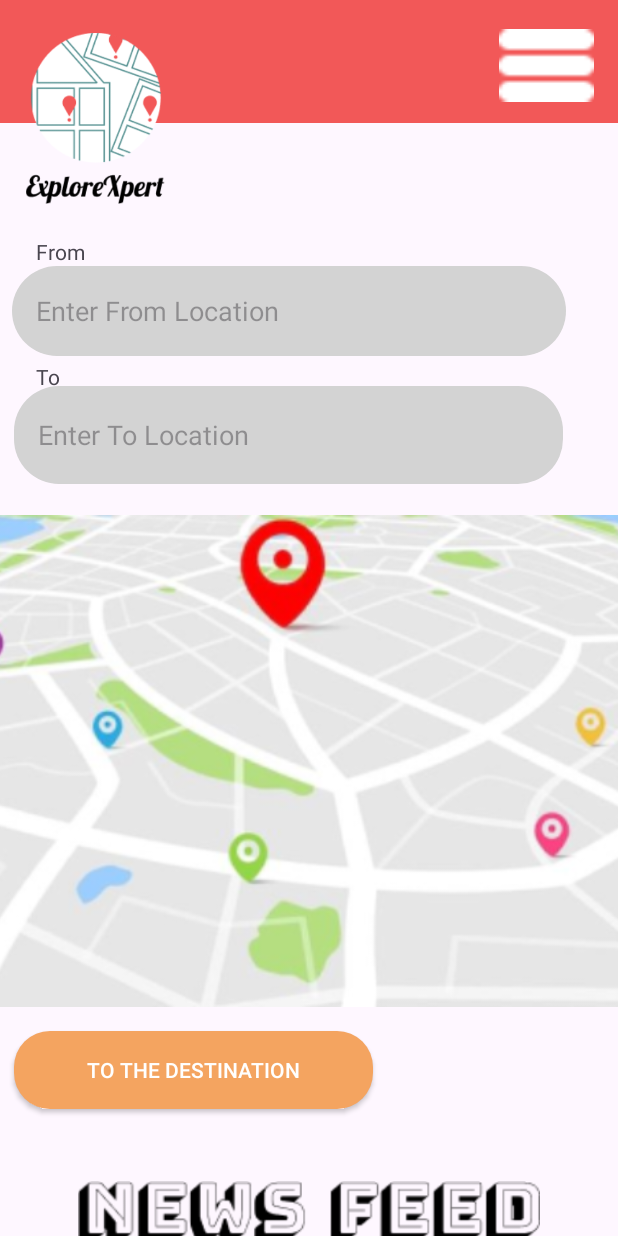
After one commit to JJLeViness/ExploreXpert, an Android app: the homescreen_activity screen opened directly, with no data from a screen before it, on a phone screen of 412 x 824 dp. The commit adds this screen. Run offline under Robolectric (Android 15) with nearby library versions, the phone set to English and light mode, and no system bars.

Commit message:
Splash Screen and Main Screen UI 8/10

```diff
--- a/app/src/main/AndroidManifest.xml
+++ b/app/src/main/AndroidManifest.xml
@@ -5,8 +5,7 @@
     <uses-feature
         android:name="android.hardware.camera"
         android:required="false" />
-
-    <uses-permission android:name="android.permission.INTERNET" />
+    '   <uses-permission android:name="android.permission.INTERNET" />
     <uses-permission android:name="android.permission.ACCESS_FINE_LOCATION" />
     <uses-permission android:name="android.permission.ACCESS_COARSE_LOCATION" />
     <uses-permission android:name="android.permission.CAMERA" />
@@ -23,6 +22,20 @@
         android:supportsRtl="true"
         android:theme="@style/Theme.ExploreXpert"
         tools:targetApi="31">
+
+        <activity android:name=".homescreen_activity"/>
+
+
+        <activity
+            android:name=".splashscreen_activity"
+            android:exported="true"
+            android:theme="@style/Theme.ExploreXpert"> <!-- Use appropriate theme -->
+            <intent-filter>
+                <action android:name="android.intent.action.MAIN" />
+                <category android:name="android.intent.category.LAUNCHER" />
+            </intent-filter>
+        </activity>
+
         <activity
             android:name=".profile_Activity"
             android:exported="false" />
--- /dev/null
+++ b/app/src/main/java/com/leviness/explorexpert/homescreen_activity.java
@@ -0,0 +1,13 @@
+package com.leviness.explorexpert;
+
+import android.os.Bundle;
+import androidx.appcompat.app.AppCompatActivity;
+
+public class homescreen_activity extends AppCompatActivity {
+
+    @Override
+    protected void onCreate(Bundle savedInstanceState) {
+        super.onCreate(savedInstanceState);
+        setContentView(R.layout.activity_homescreen);
+    }
+}
--- /dev/null
+++ b/app/src/main/java/com/leviness/explorexpert/splashscreen_activity.java
@@ -0,0 +1,27 @@
+package com.leviness.explorexpert;
+
+import android.content.Intent;
+import android.os.Bundle;
+import android.view.View;
+import android.widget.ImageView;
+import androidx.appcompat.app.AppCompatActivity;
+
+public class splashscreen_activity extends AppCompatActivity {
+
+    @Override
+    protected void onCreate(Bundle savedInstanceState) {
+        super.onCreate(savedInstanceState);
+        setContentView(R.layout.activity_splashscreen);
+
+        ImageView logoImageView = findViewById(R.id.logoImage);
+
+        logoImageView.setOnClickListener(new View.OnClickListener() {
+            @Override
+            public void onClick(View v) {
+                Intent intent = new Intent(splashscreen_activity.this, homescreen_activity.class);
+                startActivity(intent);
+                finish(); // Finish the splash screen activity
+            }
+        });
+    }
+}
--- /dev/null
+++ b/app/src/main/res/drawable/rounded_button.xml
@@ -0,0 +1,4 @@
+<shape xmlns:android="http://schemas.android.com/apk/res/android">
+    <solid android:color="#F4A460"/>
+    <corners android:radius="24dp"/>
+</shape>
--- /dev/null
+++ b/app/src/main/res/drawable/textbox.xml
@@ -0,0 +1,13 @@
+<?xml version="1.0" encoding="utf-8"?>
+<shape xmlns:android="http://schemas.android.com/apk/res/android"
+    android:shape="rectangle">
+
+    <solid android:color="#D3D3D3" />
+
+    <corners android:radius="30dp" />
+    <padding
+        android:left="16dp"
+        android:top="12dp"
+        android:right="16dp"
+        android:bottom="12dp" />
+</shape>
--- /dev/null
+++ b/app/src/main/res/layout/activity_homescreen.xml
@@ -0,0 +1,133 @@
+<androidx.constraintlayout.widget.ConstraintLayout
+    xmlns:android="http://schemas.android.com/apk/res/android"
+    xmlns:app="http://schemas.android.com/apk/res-auto"
+    xmlns:tools="http://schemas.android.com/tools"
+    android:layout_width="match_parent"
+    android:layout_height="match_parent">
+
+    <!-- Banner -->
+    <LinearLayout
+        android:id="@+id/banner"
+        android:layout_width="496dp"
+        android:layout_height="82dp"
+        android:background="#F25858"
+        android:orientation="horizontal"
+        app:layout_constraintEnd_toEndOf="parent"
+        app:layout_constraintStart_toStartOf="parent"
+        app:layout_constraintTop_toTopOf="parent">
+    </LinearLayout>
+
+    <!-- Map Placeholder -->
+    <ImageView
+        android:id="@+id/map"
+        android:layout_width="747dp"
+        android:layout_height="328dp"
+        android:contentDescription="@string/map_desc"
+        android:src="@drawable/map"
+        app:layout_constraintBottom_toTopOf="@id/newsFeed"
+        app:layout_constraintEnd_toEndOf="parent"
+        app:layout_constraintHorizontal_bias="0.498"
+        app:layout_constraintStart_toStartOf="parent"
+        app:layout_constraintTop_toBottomOf="@id/toSearch"
+        app:layout_constraintVertical_bias="0.153" />
+
+    <!-- Search Labels and Boxes -->
+    <TextView
+        android:id="@+id/fromLabel"
+        android:layout_width="wrap_content"
+        android:layout_height="wrap_content"
+        android:layout_marginTop="76dp"
+        android:text="From"
+        app:layout_constraintStart_toStartOf="@+id/toLabel"
+        app:layout_constraintTop_toBottomOf="@id/banner" />
+
+    <EditText
+        android:id="@+id/toSearch"
+        android:layout_width="366dp"
+        android:layout_height="65dp"
+        android:layout_marginTop="20dp"
+        android:background="@drawable/textbox"
+        android:hint="Enter To Location"
+        app:layout_constraintEnd_toEndOf="parent"
+        app:layout_constraintHorizontal_bias="0.029"
+        app:layout_constraintStart_toStartOf="@+id/fromSearch"
+        app:layout_constraintTop_toBottomOf="@id/fromSearch" />
+
+    <TextView
+        android:id="@+id/toLabel"
+        android:layout_width="wrap_content"
+        android:layout_height="wrap_content"
+        android:layout_marginStart="24dp"
+        android:layout_marginTop="4dp"
+        android:text="To"
+        app:layout_constraintStart_toStartOf="parent"
+        app:layout_constraintTop_toBottomOf="@id/fromSearch" />
+
+    <EditText
+        android:id="@+id/fromSearch"
+        android:layout_width="369dp"
+        android:layout_height="60dp"
+        android:background="@drawable/textbox"
+        android:hint="Enter From Location"
+        app:layout_constraintEnd_toEndOf="parent"
+        app:layout_constraintHorizontal_bias="0.181"
+        app:layout_constraintStart_toStartOf="parent"
+        app:layout_constraintTop_toBottomOf="@id/fromLabel" />
+
+
+    <!-- Button for Navigation -->
+    <androidx.appcompat.widget.AppCompatButton
+        android:id="@+id/navigateButton"
+        android:layout_width="239dp"
+        android:layout_height="52dp"
+        android:layout_gravity="center"
+        android:layout_marginTop="16dp"
+        android:background="@drawable/rounded_button"
+        android:padding="1dp"
+        android:text="To the Destination"
+        android:textColor="#FFFFFF"
+        app:layout_constraintEnd_toEndOf="parent"
+        app:layout_constraintHorizontal_bias="0.0"
+        app:layout_constraintStart_toStartOf="@+id/toSearch"
+        app:layout_constraintTop_toBottomOf="@id/map" />
+
+    <!-- News Feed -->
+    <ImageView
+        android:id="@+id/newsFeed"
+        android:layout_width="336dp"
+        android:layout_height="41dp"
+        android:layout_marginTop="48dp"
+        android:adjustViewBounds="true"
+        android:contentDescription="@string/newsfeed_desc"
+        android:scaleType="fitCenter"
+        android:src="@drawable/newsfeed"
+        app:layout_constraintEnd_toEndOf="parent"
+        app:layout_constraintStart_toStartOf="parent"
+        app:layout_constraintTop_toBottomOf="@id/navigateButton" />
+
+    <ImageView
+        android:id="@+id/bannerLogo"
+        android:layout_width="127dp"
+        android:layout_height="114dp"
+        android:layout_gravity="center_vertical"
+        android:contentDescription="@string/logo_desc"
+        android:src="@drawable/logo"
+        app:layout_constraintBottom_toTopOf="@+id/fromLabel"
+        app:layout_constraintStart_toStartOf="parent"
+        app:layout_constraintTop_toTopOf="parent" />
+
+    <ImageView
+        android:id="@+id/menuButton"
+        android:layout_width="63dp"
+        android:layout_height="55dp"
+        android:layout_marginTop="16dp"
+        android:layout_marginEnd="16dp"
+        android:clickable="true"
+        android:contentDescription="@string/menu_button_desc"
+        android:focusable="true"
+        android:src="@drawable/menubutton"
+        app:layout_constraintEnd_toEndOf="parent"
+        app:layout_constraintTop_toTopOf="parent" />
+
+
+</androidx.constraintlayout.widget.ConstraintLayout>
--- /dev/null
+++ b/app/src/main/res/layout/activity_splashscreen.xml
@@ -0,0 +1,22 @@
+<?xml version="1.0" encoding="utf-8"?>
+<androidx.constraintlayout.widget.ConstraintLayout
+    xmlns:android="http://schemas.android.com/apk/res/android"
+    xmlns:app="http://schemas.android.com/apk/res-auto"
+    xmlns:tools="http://schemas.android.com/tools"
+    android:layout_width="match_parent"
+    android:layout_height="match_parent"
+    android:background="@drawable/splashscreen"
+    >
+
+    <ImageView
+        android:id="@+id/logoImage"
+        android:layout_width="wrap_content"
+        android:layout_height="wrap_content"
+        android:contentDescription="@string/logo_desc"
+        android:src="@drawable/logo"
+        app:layout_constraintBottom_toBottomOf="parent"
+        app:layout_constraintEnd_toEndOf="parent"
+        app:layout_constraintStart_toStartOf="parent"
+        app:layout_constraintTop_toTopOf="parent"
+        app:layout_constraintVertical_bias="0.462" />
+</androidx.constraintlayout.widget.ConstraintLayout>
--- a/app/src/main/res/menu/menu_main.xml
+++ b/app/src/main/res/menu/menu_main.xml
@@ -1,10 +1,8 @@
-<menu xmlns:android="http://schemas.android.com/apk/res/android"
-    xmlns:app="http://schemas.android.com/apk/res-auto"
-    xmlns:tools="http://schemas.android.com/tools"
-    tools:context="com.leviness.explorexpert.MainActivity">
-    <item
-        android:id="@+id/action_settings"
-        android:orderInCategory="100"
-        android:title="@string/action_settings"
-        app:showAsAction="never" />
+<menu xmlns:android="http://schemas.android.com/apk/res/android">
+    <item android:id="@+id/item1" android:title="Item 1"/>
+    <item android:id="@+id/item2" android:title="Item 2"/>
+    <item android:id="@+id/item3" android:title="Item 3"/>
+    <item android:id="@+id/item4" android:title="Item 4"/>
+    <item android:id="@+id/item5" android:title="Item 5"/>
+    <item android:id="@+id/item6" android:title="Item 6"/>
 </menu>
--- a/app/src/main/res/values/strings.xml
+++ b/app/src/main/res/values/strings.xml
@@ -6,6 +6,10 @@
     <string name="second_fragment_label">Second Fragment</string>
     <string name="next">Next</string>
     <string name="previous">Previous</string>
+    <string name="logo_desc">App logo</string>
+    <string name="map_desc">Map Placeholder</string>
+    <string name="newsfeed_desc">News Feed Placeholder</string>
+    <string name="menu_button_desc">Menu Button</string>
 
     <string name="lorem_ipsum">
         Lorem ipsum dolor sit amet, consectetur adipiscing elit. Nam in scelerisque sem. Mauris
```
Also changed, not shown: app/src/main/res/drawable/logo.png (added), app/src/main/res/drawable/map.png (added), app/src/main/res/drawable/menubutton.png (added), app/src/main/res/drawable/newsfeed.png (added), app/src/main/res/drawable/splashscreen.png (added).
